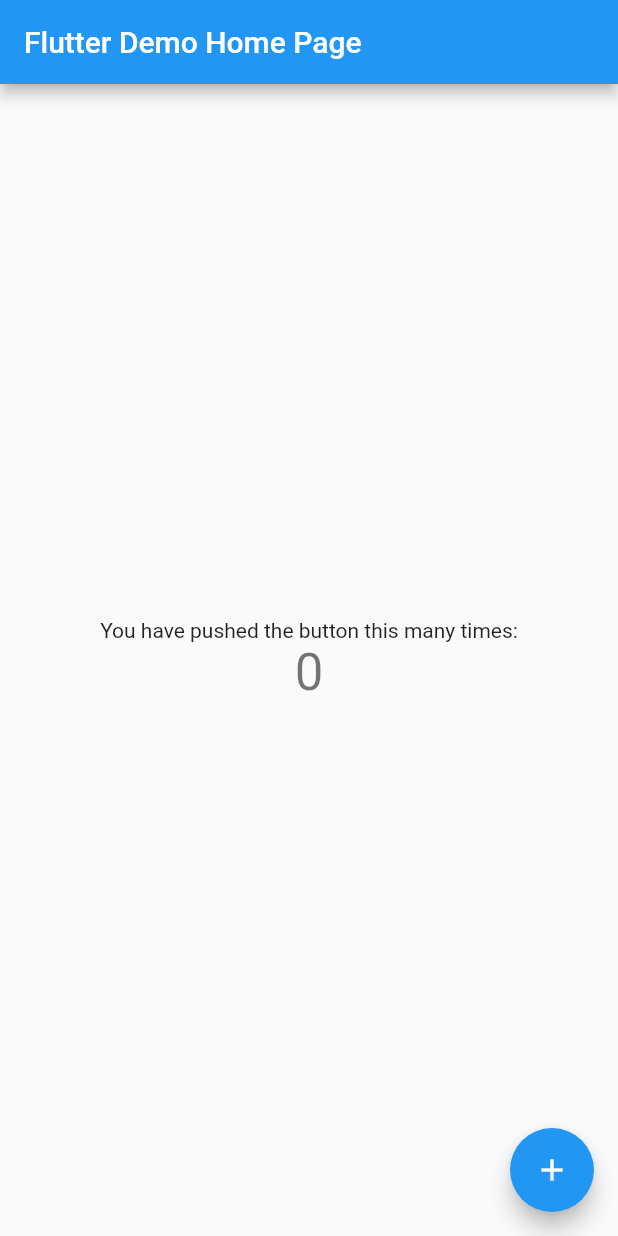
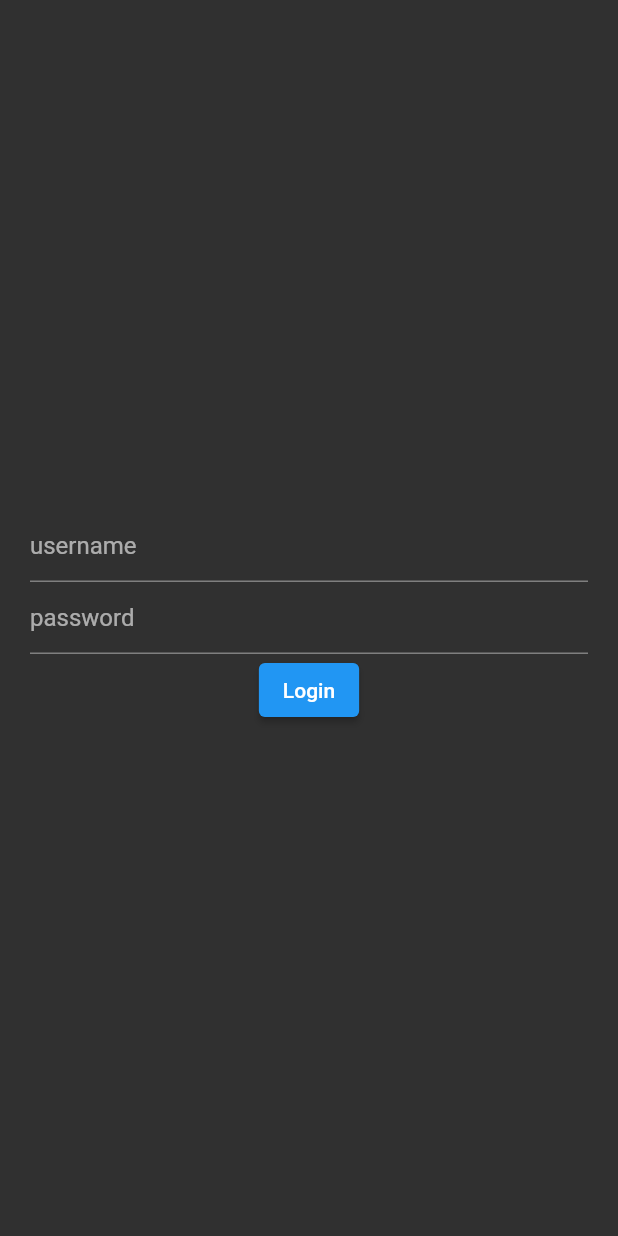
Before and after one commit to Spectrum862/cardamage_mobile, a Flutter app: the screen it shows after launch, on a phone screen of 412 x 824 dp. Run offline on Flutter 3.47's test engine with Material 2 defaults, Android fonts, the phone set to English and light mode, and no system bars.

Commit message:
[init] structure

```diff
--- /dev/null
+++ b/lib/Router/route.dart
@@ -0,0 +1,9 @@
+import 'package:cardamage_datect/view/home/home.dart';
+import 'package:flutter/material.dart';
+
+class PageRouter {
+  static toHomePage(BuildContext context) {
+    Navigator.push(
+        context, MaterialPageRoute(builder: (context) => HomePage()));
+  }
+}
--- a/lib/main.dart
+++ b/lib/main.dart
@@ -1,3 +1,4 @@
+import 'package:cardamage_datect/view/login/login.dart';
 import 'package:flutter/material.dart';
 
 void main() {
@@ -11,103 +12,10 @@ class MyApp extends StatelessWidget {
     return MaterialApp(
       title: 'Flutter Demo',
       theme: ThemeData(
-        // This is the theme of your application.
-        //
-        // Try running your application with "flutter run". You'll see the
-        // application has a blue toolbar. Then, without quitting the app, try
-        // changing the primarySwatch below to Colors.green and then invoke
-        // "hot reload" (press "r" in the console where you ran "flutter run",
-        // or simply save your changes to "hot reload" in a Flutter IDE).
-        // Notice that the counter didn't reset back to zero; the application
-        // is not restarted.
         primarySwatch: Colors.blue,
+        brightness: Brightness.dark,
       ),
-      home: MyHomePage(title: 'Flutter Demo Home Page'),
+      home: LoginPage(title: 'Flutter Demo Home Page'),
     );
   }
 }
-
-class MyHomePage extends StatefulWidget {
-  MyHomePage({Key key, this.title}) : super(key: key);
-
-  // This widget is the home page of your application. It is stateful, meaning
-  // that it has a State object (defined below) that contains fields that affect
-  // how it looks.
-
-  // This class is the configuration for the state. It holds the values (in this
-  // case the title) provided by the parent (in this case the App widget) and
-  // used by the build method of the State. Fields in a Widget subclass are
-  // always marked "final".
-
-  final String title;
-
-  @override
-  _MyHomePageState createState() => _MyHomePageState();
-}
-
-class _MyHomePageState extends State<MyHomePage> {
-  int _counter = 0;
-
-  void _incrementCounter() {
-    setState(() {
-      // This call to setState tells the Flutter framework that something has
-      // changed in this State, which causes it to rerun the build method below
-      // so that the display can reflect the updated values. If we changed
-      // _counter without calling setState(), then the build method would not be
-      // called again, and so nothing would appear to happen.
-      _counter++;
-    });
-  }
-
-  @override
-  Widget build(BuildContext context) {
-    // This method is rerun every time setState is called, for instance as done
-    // by the _incrementCounter method above.
-    //
-    // The Flutter framework has been optimized to make rerunning build methods
-    // fast, so that you can just rebuild anything that needs updating rather
-    // than having to individually change instances of widgets.
-    return Scaffold(
-      appBar: AppBar(
-        // Here we take the value from the MyHomePage object that was created by
-        // the App.build method, and use it to set our appbar title.
-        title: Text(widget.title),
-      ),
-      body: Center(
-        // Center is a layout widget. It takes a single child and positions it
-        // in the middle of the parent.
-        child: Column(
-          // Column is also a layout widget. It takes a list of children and
-          // arranges them vertically. By default, it sizes itself to fit its
-          // children horizontally, and tries to be as tall as its parent.
-          //
-          // Invoke "debug painting" (press "p" in the console, choose the
-          // "Toggle Debug Paint" action from the Flutter Inspector in Android
-          // Studio, or the "Toggle Debug Paint" command in Visual Studio Code)
-          // to see the wireframe for each widget.
-          //
-          // Column has various properties to control how it sizes itself and
-          // how it positions its children. Here we use mainAxisAlignment to
-          // center the children vertically; the main axis here is the vertical
-          // axis because Columns are vertical (the cross axis would be
-          // horizontal).
-          mainAxisAlignment: MainAxisAlignment.center,
-          children: <Widget>[
-            Text(
-              'You have pushed the button this many times:',
-            ),
-            Text(
-              '$_counter',
-              style: Theme.of(context).textTheme.headline4,
-            ),
-          ],
-        ),
-      ),
-      floatingActionButton: FloatingActionButton(
-        onPressed: _incrementCounter,
-        tooltip: 'Increment',
-        child: Icon(Icons.add),
-      ), // This trailing comma makes auto-formatting nicer for build methods.
-    );
-  }
-}
--- /dev/null
+++ b/lib/view/login/login.dart
@@ -0,0 +1,10 @@
+import 'package:flutter/material.dart';
+import 'login.state.dart';
+
+class LoginPage extends StatefulWidget {
+  LoginPage({Key key, this.title}) : super(key: key);
+  final String title;
+
+  @override
+  LoginPageState createState() => new LoginPageState();
+}
--- /dev/null
+++ b/lib/view/login/login.state.dart
@@ -0,0 +1,36 @@
+import 'package:cardamage_datect/Router/route.dart';
+import 'package:cardamage_datect/view/login/login.dart';
+import 'package:flutter/material.dart';
+
+class LoginPageState extends State<LoginPage> {
+  TextEditingController id = TextEditingController();
+  TextEditingController password = TextEditingController();
+
+  @override
+  Widget build(BuildContext context) {
+    return Scaffold(
+      body: Center(
+        child: Container(
+          padding: EdgeInsets.only(right: 20, left: 20),
+          child: Column(
+            mainAxisAlignment: MainAxisAlignment.center,
+            children: <Widget>[
+              TextFormField(
+                decoration: InputDecoration(hintText: 'username'),
+                controller: id,
+              ),
+              TextFormField(
+                decoration: InputDecoration(hintText: 'password'),
+                controller: password,
+              ),
+              ElevatedButton(
+                child: Text('Login'),
+                onPressed: () => PageRouter.toHomePage(context),
+              )
+            ],
+          ),
+        ),
+      ),
+    );
+  }
+}
--- a/pubspec.yaml
+++ b/pubspec.yaml
@@ -23,6 +23,8 @@ environment:
 dependencies:
   flutter:
     sdk: flutter
+  flutter_bloc: ^7.0.0
+  equatable: ^2.0.0
 
 
   # The following adds the Cupertino Icons font to your application.
```
Also changed, not shown: lib/constants/api_part.dart (added, +11 -0 lines), lib/theme/theme.dart (added, +10 -0 lines), lib/view/home/home.dart (added, +7 -0 lines), lib/view/home/home.state.dart (added, +15 -0 lines), lib/Router/route-config.dart (added), pubspec.lock.
